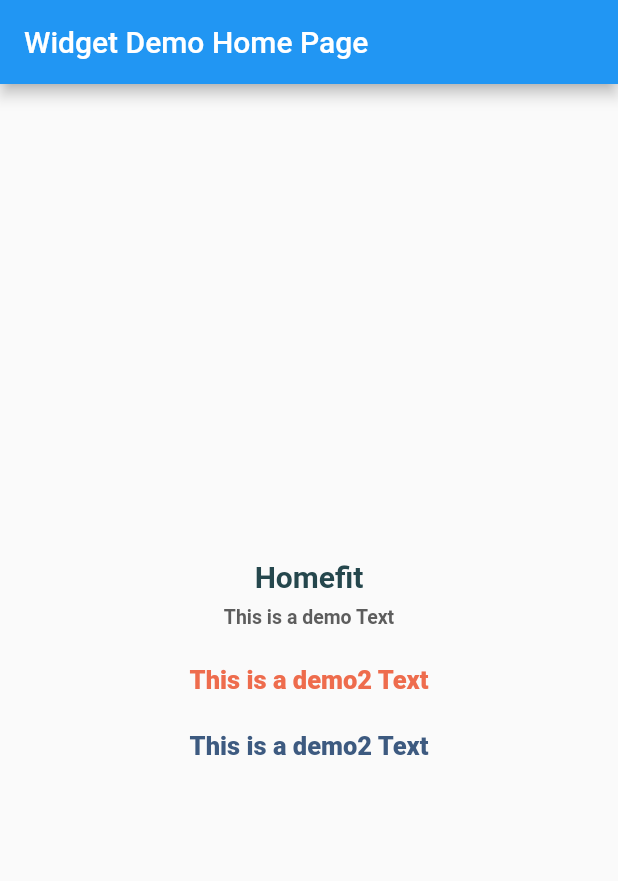
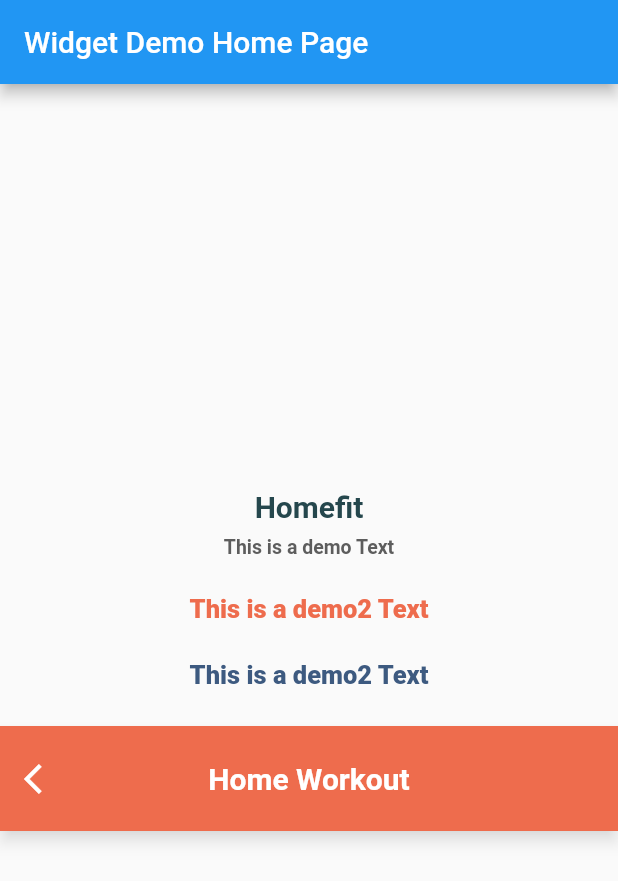
Before and after one commit to migol06/HomeFit-Project, a Flutter app: the screen it shows after launch, on a phone screen of 412 x 824 dp. Shown: the top 881 px of the screen. Run offline on Flutter 3.47's test engine with Material 2 defaults, Android fonts, the phone set to English and light mode, and no system bars.

Commit message:
AppBa-Widget

```diff
--- a/analysis_options.yaml
+++ /dev/null
@@ -1,29 +0,0 @@
-# This file configures the analyzer, which statically analyzes Dart code to
-# check for errors, warnings, and lints.
-#
-# The issues identified by the analyzer are surfaced in the UI of Dart-enabled
-# IDEs (https://dart.dev/tools#ides-and-editors). The analyzer can also be
-# invoked from the command line by running `flutter analyze`.
-
-# The following line activates a set of recommended lints for Flutter apps,
-# packages, and plugins designed to encourage good coding practices.
-include: package:flutter_lints/flutter.yaml
-
-linter:
-  # The lint rules applied to this project can be customized in the
-  # section below to disable rules from the `package:flutter_lints/flutter.yaml`
-  # included above or to enable additional rules. A list of all available lints
-  # and their documentation is published at
-  # https://dart-lang.github.io/linter/lints/index.html.
-  #
-  # Instead of disabling a lint rule for the entire project in the
-  # section below, it can also be suppressed for a single line of code
-  # or a specific dart file by using the `// ignore: name_of_lint` and
-  # `// ignore_for_file: name_of_lint` syntax on the line or in the file
-  # producing the lint.
-  rules:
-    # avoid_print: false  # Uncomment to disable the `avoid_print` rule
-    # prefer_single_quotes: true  # Uncomment to enable the `prefer_single_quotes` rule
-
-# Additional information about this file can be found at
-# https://dart.dev/guides/language/analysis-options
--- a/lib/widget_screen.dart
+++ b/lib/widget_screen.dart
@@ -19,9 +19,7 @@ class _HFWidgetScreenState extends State<HFWidgetScreen> {
         title: Text(widget.title),
       ),
       body: Center(
-          child: Column(
-              mainAxisAlignment: MainAxisAlignment.center,
-              children: const <Widget>[
+          child: Column(mainAxisAlignment: MainAxisAlignment.center, children: [
         HFText.title("Homefit"),
         SizedBox(height: HFGrid.small),
         HFText(
@@ -51,6 +49,20 @@ class _HFWidgetScreenState extends State<HFWidgetScreen> {
           weight: HFTextWeight.extraBold,
           style: HFTextStyle.normal,
         ),
+        SizedBox(
+          height: HFGrid.large,
+        ),
+        HFAppBar(
+          title: "Home Workout",
+          leftWidget: IconButton(
+              onPressed: () {
+                Navigator.of(context).pop();
+              },
+              icon: Icon(
+                Icons.arrow_back_ios,
+                color: Colors.white,
+              )),
+        )
       ])),
     );
   }
--- /dev/null
+++ b/lib/widgets/appbar.dart
@@ -0,0 +1,34 @@
+import 'package:flutter/material.dart';
+import 'package:homefit/widgets/widgets.dart';
+
+import 'constants/constant.dart';
+
+class HFAppBar extends StatelessWidget implements PreferredSizeWidget {
+  final String title;
+  final Widget leftWidget;
+
+  const HFAppBar({
+    Key? key,
+    required this.title,
+    required this.leftWidget,
+  }) : super(key: key);
+
+  @override
+  Widget build(BuildContext context) {
+    return AppBar(
+      title: HFText(title,
+          color: Colors.white,
+          weight: HFTextWeight.bold,
+          size: HFTextSize.xLarge),
+      leading: leftWidget,
+      backgroundColor: HFColor.orange,
+      toolbarHeight: 70,
+      shadowColor: HFColor.gray.withOpacity(.3),
+      centerTitle: true,
+      automaticallyImplyLeading: false,
+    );
+  }
+
+  @override
+  Size get preferredSize => const Size.fromHeight(96);
+}
--- a/lib/widgets/widgets.dart
+++ b/lib/widgets/widgets.dart
@@ -1 +1,2 @@
 export 'text.dart';
+export 'appbar.dart';
```
Also changed, not shown: pubspec.yaml (+0 -30 lines), pubspec.lock. Lines whose indentation alone changed are shown as unchanged.
